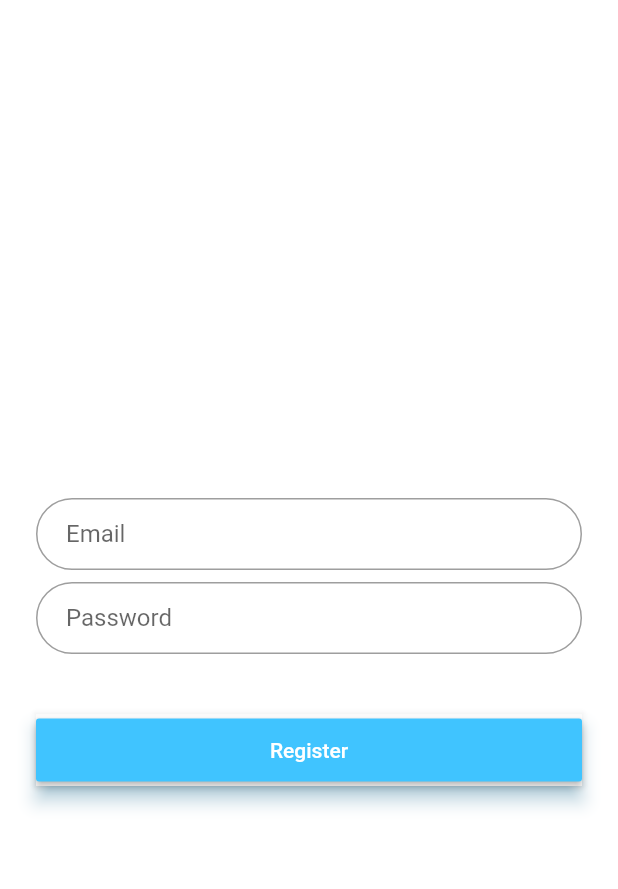
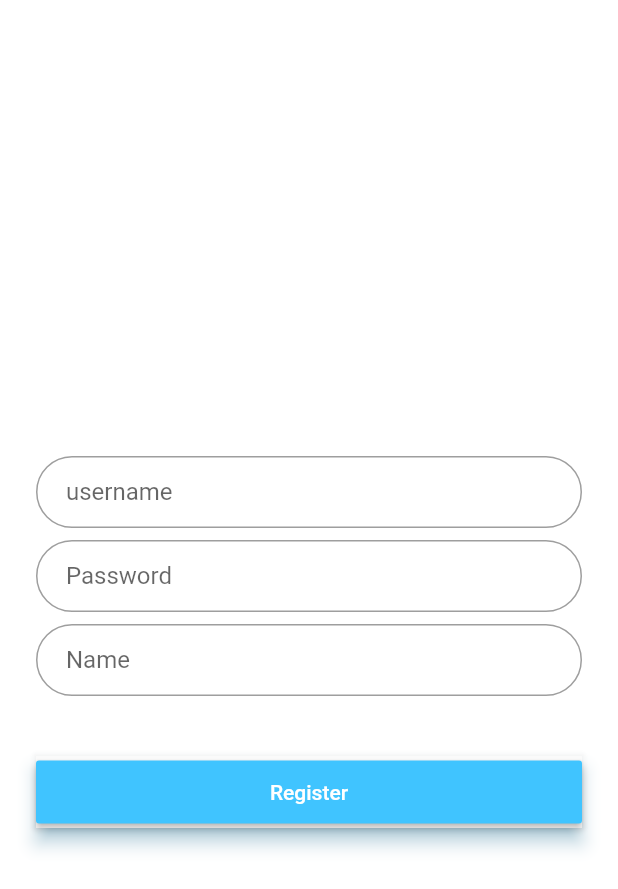
Before and after one commit to faisal-gif/aplikasi_manage_sembako, a Flutter app: the screen it shows after launch, after a tap on "Register", on a phone screen of 412 x 824 dp. Shown: the top 889 px of the screen. Run offline on Flutter 3.47's test engine with Material 2 defaults, Android fonts, the phone set to English and light mode, and no system bars; our stand-ins replace sqflite; accounts and stored records are empty.

Commit message:
update_uts

```diff
--- a/lib/Home.dart
+++ b/lib/Home.dart
@@ -93,7 +93,7 @@ class HomeState extends State<Home> {
               this.itemList[index].name,
               style: textStyle,
             ),
-            subtitle: Text(this.itemList[index].stock.toString()),
+            subtitle: Text(this.itemList[index].id.toString()),
             trailing: GestureDetector(
               child: DropdownButton<String>(
                 underline: SizedBox(),
@@ -138,8 +138,8 @@ class HomeState extends State<Home> {
               backgroundColor: Colors.black,
               child: Icon(Icons.account_balance),
             ),
-            title: Text(userList[index].username,style: TextStyle(fontSize: 25),),
-            subtitle: Text("2000000",style: TextStyle(fontSize: 25)),
+            title: Text(userList[index].name,style: TextStyle(fontSize: 25),),
+            subtitle: Text(userList[index].id.toString(),style: TextStyle(fontSize: 25)),
           ),
         );
       },
--- a/lib/Models/User.dart
+++ b/lib/Models/User.dart
@@ -2,20 +2,24 @@ class User {
   int _id;
   String _username;
   String _password;
+  String _name;
+
   int get id => _id;
   String get username => this._username;
   set username(String value) => this._username = value;
   String get password => this._password;
   set password(String value) => this._password = value;
-
+  String get name => this._name;
+  set name(String value) => this._name = value;
 
 // konstruktor versi 1
-  User(this._username, this._password);
+  User(this._username, this._password, this._name);
 // konstruktor versi 2: konversi dari Map ke Item
   User.fromMapUser(Map<String, dynamic> map) {
     this._id = map['id'];
     this._username = map['username'];
     this._password = map['password'];
+    this._name = map['name'];
   }
   // konversi dari Item ke Map
   Map<String, dynamic> toMapUser() {
@@ -23,7 +27,7 @@ class User {
     map['id'] = this._id;
     map['username'] = username;
     map['password'] = password;
-
+    map['name'] = name;
     return map;
   }
 }
--- a/lib/Register.dart
+++ b/lib/Register.dart
@@ -13,6 +13,7 @@ class RegisterPageState extends State<RegisterPage> {
   RegisterPageState(this.user);
   TextEditingController userNameController = TextEditingController();
   TextEditingController passwordController = TextEditingController();
+  TextEditingController nameController = TextEditingController();
   @override
   Widget build(BuildContext context) {
     final email = TextFormField(
@@ -20,7 +21,7 @@ class RegisterPageState extends State<RegisterPage> {
       autofocus: false,
       controller: userNameController,
       decoration: InputDecoration(
-        hintText: 'Email',
+        hintText: 'username',
         contentPadding: EdgeInsets.fromLTRB(20.0, 10.0, 20.0, 10.0),
         border: OutlineInputBorder(borderRadius: BorderRadius.circular(32.0)),
       ),
@@ -32,6 +33,15 @@ class RegisterPageState extends State<RegisterPage> {
       obscureText: true,
       decoration: InputDecoration(
         hintText: 'Password',
+        contentPadding: EdgeInsets.fromLTRB(20.0, 10.0, 20.0, 10.0),
+        border: OutlineInputBorder(borderRadius: BorderRadius.circular(32.0)),
+      ),
+    );
+     final name = TextFormField(
+      autofocus: false,
+      controller: nameController,
+      decoration: InputDecoration(
+        hintText: 'Name',
         contentPadding: EdgeInsets.fromLTRB(20.0, 10.0, 20.0, 10.0),
         border: OutlineInputBorder(borderRadius: BorderRadius.circular(32.0)),
       ),
@@ -49,11 +59,12 @@ class RegisterPageState extends State<RegisterPage> {
             //Navigator.of(context).pushNamed(Home.tag);
             if (user == null) {
               // tambah data
-              user = User(userNameController.text, passwordController.text);
+              user = User(userNameController.text, passwordController.text,nameController.text);
             } else {
               // ubah data
               user.username = userNameController.text;
               user.password = passwordController.text;
+              user.name = nameController.text;
             }
             // kembali ke layar sebelumnya dengan membawa objek item
             Navigator.pop(context, user);
@@ -75,6 +86,8 @@ class RegisterPageState extends State<RegisterPage> {
             email,
             SizedBox(height: 8.0),
             password,
+            SizedBox(height: 8.0),
+            name,
             SizedBox(height: 24.0),
             loginButton,
           ],
```
Also changed, not shown: lib/DbHelper/DbHelper.dart (+4 -3 lines).
